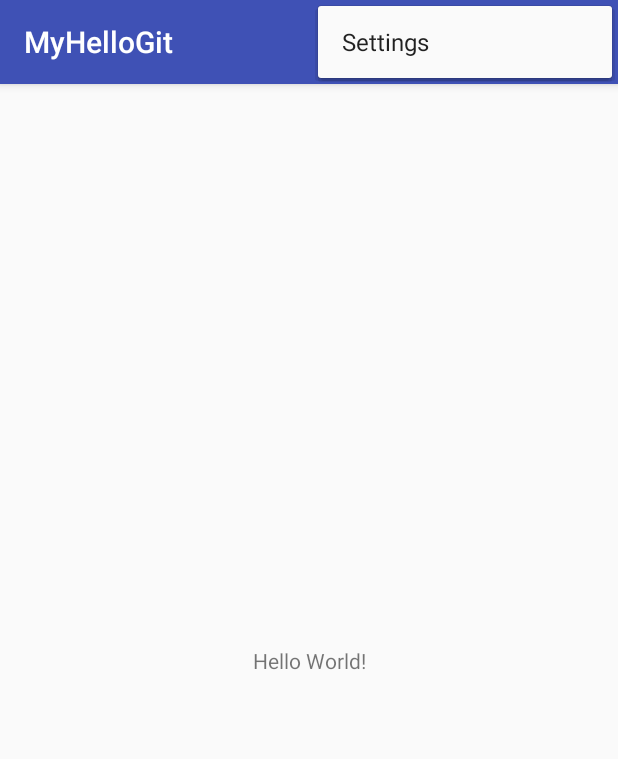
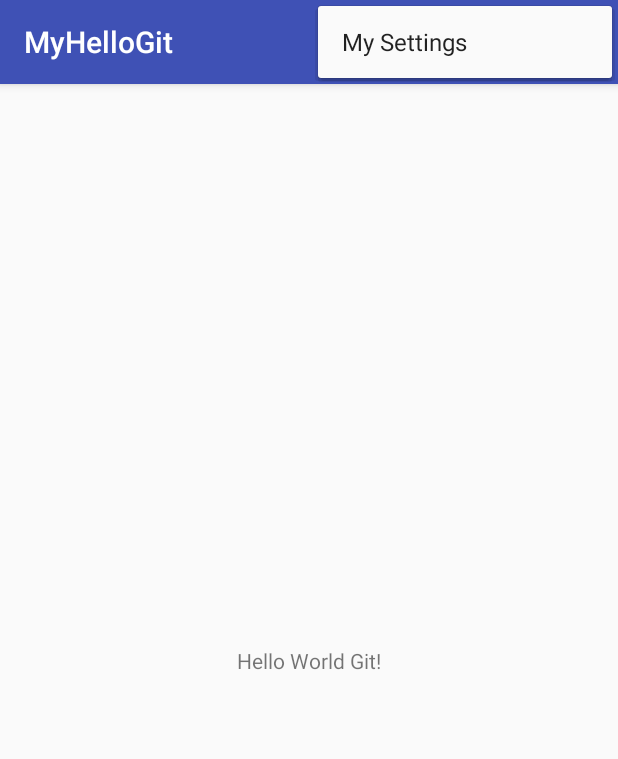
Before and after one commit to ashishBendale777/MyHelloGit, an Android app: the screen it shows after launch (MainActivity), with the options menu open, on a phone screen of 412 x 824 dp. Shown: the top 759 px of the screen. Run offline under Robolectric (Android 15) with nearby library versions, the phone set to English and light mode, and no system bars.

Commit message:
change in layout and string file

```diff
--- a/app/src/main/res/layout/content_main.xml
+++ b/app/src/main/res/layout/content_main.xml
@@ -11,7 +11,7 @@
     <TextView
         android:layout_width="wrap_content"
         android:layout_height="wrap_content"
-        android:text="Hello World!"
+        android:text="Hello World Git!"
         app:layout_constraintBottom_toBottomOf="parent"
         app:layout_constraintLeft_toLeftOf="parent"
         app:layout_constraintRight_toRightOf="parent"
--- a/app/src/main/res/values/strings.xml
+++ b/app/src/main/res/values/strings.xml
@@ -1,4 +1,4 @@
 <resources>
     <string name="app_name">MyHelloGit</string>
-    <string name="action_settings">Settings</string>
+    <string name="action_settings">My Settings</string>
 </resources>
```
